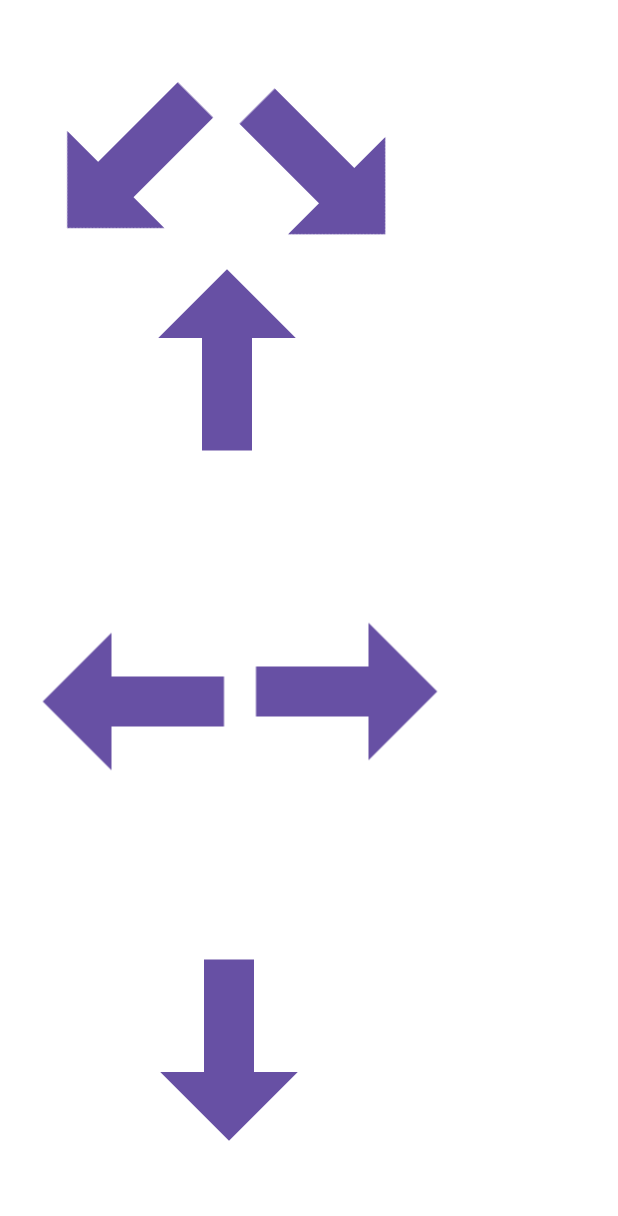
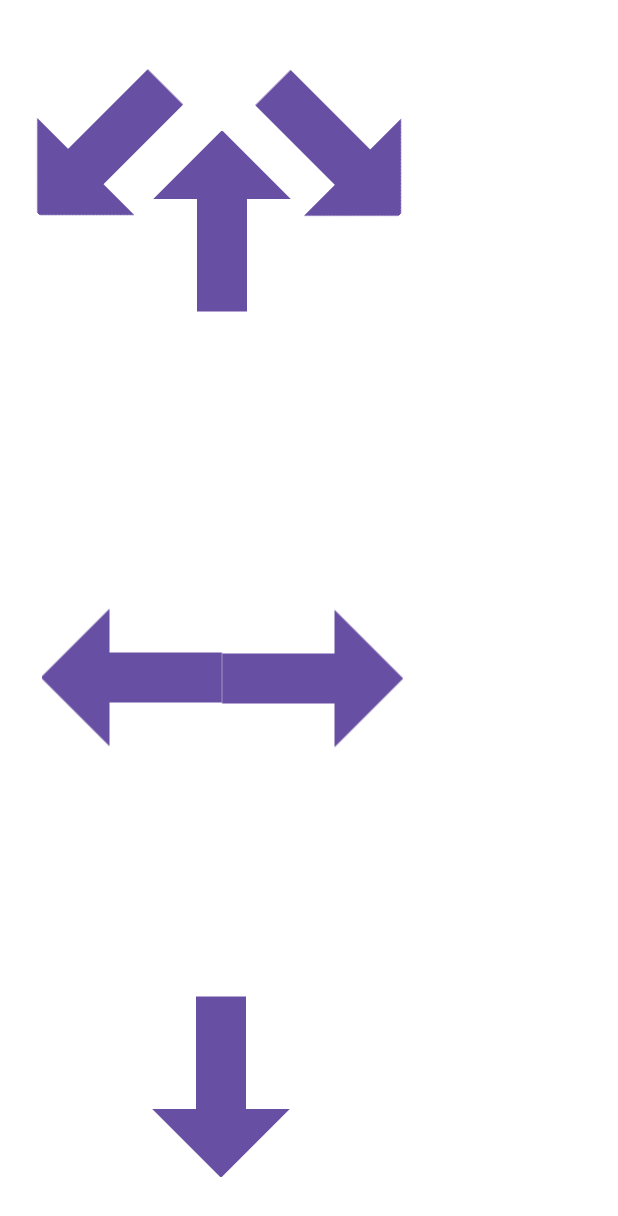
Before and after one commit to Ethan-byte196/UpdatedPatroApp, an Android app: the layout control_layout.xml on its own in the app's theme, with its tools: preview values and no code run, on a phone screen of 412 x 824 dp. Shown: the top 1216 px of the screen. Run offline under Robolectric (Android 15) with nearby library versions, the phone set to English and light mode, and no system bars.

Commit message:
merging changes and overall tweaks to control layout and function

```diff
--- a/app/build.gradle
+++ b/app/build.gradle
@@ -5,12 +5,13 @@ plugins {
 
 android {
     namespace 'com.example.updatedpatrolapp'
-    compileSdk 34
+    compileSdk 33
 
     defaultConfig {
         applicationId "com.example.updatedpatrolapp"
         minSdk 24
-        targetSdk 34
+        //noinspection OldTargetApi
+        targetSdk 33
         versionCode 1
         versionName "1.0"
 
--- a/app/src/main/AndroidManifest.xml
+++ b/app/src/main/AndroidManifest.xml
@@ -14,7 +14,7 @@
             </intent-filter>
         </activity>
 
-        <activity android:name=".ControlActivity"></activity>
+        <activity android:name=".ControlActivity" />
 
     </application>
 </manifest>
--- a/app/src/main/java/com/example/updatedpatrolapp/MainActivity.java
+++ b/app/src/main/java/com/example/updatedpatrolapp/MainActivity.java
@@ -205,7 +205,7 @@ public class MainActivity extends AppCompatActivity {
 
             @Override
             public void onConnectionStateChange(BluetoothGatt gatt, int status, int newState) {
-                Log.v(TAG, "Connection change occured");
+                Log.v(TAG, "Connection change occurred");
                 Log.v(TAG, "status = " + status);
                 Log.v(TAG, "newState = " + newState);
 
@@ -293,7 +293,8 @@ public class MainActivity extends AppCompatActivity {
         mToControlBtn.setOnClickListener(new View.OnClickListener() {
             @Override
             public void onClick(View view) {
-                switchActivities();
+                Intent intent = new Intent(MainActivity.this, ControlActivity.class);
+                startActivity(intent);
             }
         });
 
--- a/app/src/main/res/layout/content_main.xml
+++ b/app/src/main/res/layout/content_main.xml
@@ -5,7 +5,7 @@
     android:layout_height="match_parent"
     app:layout_behavior="@string/appbar_scrolling_view_behavior">
 
-    <fragment
+    <androidx.fragment.app.FragmentContainerView
         android:id="@+id/nav_host_fragment_content_main"
         android:name="androidx.navigation.fragment.NavHostFragment"
         android:layout_width="0dp"
--- a/app/src/main/res/layout/control_layout.xml
+++ b/app/src/main/res/layout/control_layout.xml
@@ -1,6 +1,7 @@
 <?xml version="1.0" encoding="utf-8"?>
 <androidx.constraintlayout.widget.ConstraintLayout xmlns:android="http://schemas.android.com/apk/res/android"
     xmlns:app="http://schemas.android.com/apk/res-auto"
+    xmlns:tools="http://schemas.android.com/tools"
     android:layout_width="match_parent"
     android:layout_height="match_parent"
     android:background="#FFFFFF">
@@ -8,86 +9,86 @@
 
     <Button
         android:id="@+id/Up_button"
-        android:layout_width="131dp"
-        android:layout_height="173dp"
+        android:layout_width="123dp"
+        android:layout_height="124dp"
         android:background="@drawable/arrow_button"
         app:layout_constraintBottom_toBottomOf="parent"
         app:layout_constraintEnd_toEndOf="parent"
-        app:layout_constraintHorizontal_bias="0.303"
+        app:layout_constraintHorizontal_bias="0.299"
         app:layout_constraintStart_toStartOf="parent"
         app:layout_constraintTop_toTopOf="parent"
-        app:layout_constraintVertical_bias="0.239" />
+        app:layout_constraintVertical_bias="0.125" />
 
     <Button
         android:id="@+id/buttonLeft"
-        android:layout_width="182dp"
-        android:layout_height="136dp"
+        android:layout_width="123dp"
+        android:layout_height="124dp"
         android:background="@drawable/arrow_button"
         android:rotation="-90"
         app:layout_constraintBottom_toBottomOf="parent"
         app:layout_constraintEnd_toEndOf="parent"
-        app:layout_constraintHorizontal_bias="0.0"
+        app:layout_constraintHorizontal_bias="0.097"
         app:layout_constraintStart_toStartOf="parent"
         app:layout_constraintTop_toTopOf="parent"
-        app:layout_constraintVertical_bias="0.581" />
+        app:layout_constraintVertical_bias="0.557" />
 
     <Button
         android:id="@+id/buttonRight"
-        android:layout_width="224dp"
-        android:layout_height="131dp"
+        android:layout_width="123dp"
+        android:layout_height="124dp"
         android:background="@drawable/arrow_button"
         android:rotation="90"
         app:layout_constraintBottom_toBottomOf="parent"
         app:layout_constraintEnd_toEndOf="parent"
-        app:layout_constraintHorizontal_bias="0.625"
+        app:layout_constraintHorizontal_bias="0.501"
         app:layout_constraintStart_toStartOf="parent"
         app:layout_constraintTop_toTopOf="parent"
-        app:layout_constraintVertical_bias="0.571" />
+        app:layout_constraintVertical_bias="0.557" />
 
     <Button
         android:id="@+id/buttonRotRight"
-        android:layout_width="133dp"
-        android:layout_height="144dp"
+        android:layout_width="103dp"
+        android:layout_height="122dp"
         android:background="@drawable/arrow_button"
         android:rotation="135"
         app:layout_constraintBottom_toBottomOf="parent"
         app:layout_constraintEnd_toEndOf="parent"
-        app:layout_constraintHorizontal_bias="0.523"
+        app:layout_constraintHorizontal_bias="0.557"
         app:layout_constraintStart_toStartOf="parent"
         app:layout_constraintTop_toTopOf="parent"
-        app:layout_constraintVertical_bias="0.059" />
+        app:layout_constraintVertical_bias="0.055" />
 
     <Button
         android:id="@+id/buttonRotLeft"
-        android:layout_width="135dp"
-        android:layout_height="146dp"
+        android:layout_width="103dp"
+        android:layout_height="122dp"
         android:background="@drawable/arrow_button"
         android:rotation="-135"
         app:layout_constraintBottom_toBottomOf="parent"
         app:layout_constraintEnd_toEndOf="parent"
-        app:layout_constraintHorizontal_bias="0.078"
+        app:layout_constraintHorizontal_bias="0.057"
         app:layout_constraintStart_toStartOf="parent"
         app:layout_constraintTop_toTopOf="parent"
-        app:layout_constraintVertical_bias="0.052" />
+        app:layout_constraintVertical_bias="0.055" />
 
     <Button
         android:id="@+id/buttonDown"
-        android:layout_width="131dp"
-        android:layout_height="165dp"
+        android:layout_width="123dp"
+        android:layout_height="124dp"
         android:background="@drawable/arrow_button"
         android:rotation="180"
         app:layout_constraintBottom_toBottomOf="parent"
         app:layout_constraintEnd_toEndOf="parent"
-        app:layout_constraintHorizontal_bias="0.31"
+        app:layout_constraintHorizontal_bias="0.299"
         app:layout_constraintStart_toStartOf="parent"
         app:layout_constraintTop_toTopOf="parent"
-        app:layout_constraintVertical_bias="0.934" />
+        app:layout_constraintVertical_bias="0.944" />
 
     <Button
         android:id="@+id/buttonBreak"
-        android:layout_width="181dp"
-        android:layout_height="165dp"
-        android:layout_marginStart="548dp"
+        android:layout_width="182dp"
+        android:layout_height="172dp"
+        android:layout_marginStart="532dp"
         android:layout_marginTop="172dp"
         android:background="#FF0000"
         android:gravity="center"
@@ -98,5 +99,15 @@
         app:layout_constraintStart_toStartOf="parent"
         app:layout_constraintTop_toTopOf="parent" />
 
+    <Button
+        android:id="@+id/Switch_Back"
+        android:layout_width="126dp"
+        android:layout_height="66dp"
+        android:layout_marginStart="588dp"
+        android:layout_marginTop="36dp"
+        android:text="@string/switch_backs"
+        app:layout_constraintStart_toStartOf="parent"
+        app:layout_constraintTop_toTopOf="parent" />
+
 
 </androidx.constraintlayout.widget.ConstraintLayout>
--- a/app/src/main/res/layout/fragment_first.xml
+++ b/app/src/main/res/layout/fragment_first.xml
@@ -26,7 +26,7 @@
             android:layout_width="wrap_content"
             android:layout_height="wrap_content"
             android:layout_marginTop="16dp"
-            android:text="@string/lorem_ipsum"
+            android:text="@string/na"
             app:layout_constraintBottom_toBottomOf="parent"
             app:layout_constraintEnd_toEndOf="parent"
             app:layout_constraintStart_toStartOf="parent"
--- a/app/src/main/res/layout/fragment_second.xml
+++ b/app/src/main/res/layout/fragment_second.xml
@@ -26,7 +26,7 @@
             android:layout_width="wrap_content"
             android:layout_height="wrap_content"
             android:layout_marginTop="16dp"
-            android:text="@string/lorem_ipsum"
+            android:text="@string/na"
             app:layout_constraintBottom_toBottomOf="parent"
             app:layout_constraintEnd_toEndOf="parent"
             app:layout_constraintStart_toStartOf="parent"
```
Also changed, not shown: app/src/main/java/com/example/updatedpatrolapp/ControlActivity.java (+13 -6 lines), app/src/main/java/com/example/updatedpatrolapp/FirstFragment.java (+3 -8 lines), app/src/main/java/com/example/updatedpatrolapp/SecondFragment.java (+3 -8 lines), app/src/main/res/layout/activity_main.xml (+4 -4 lines), app/src/main/res/values/strings.xml (+7 -36 lines).
